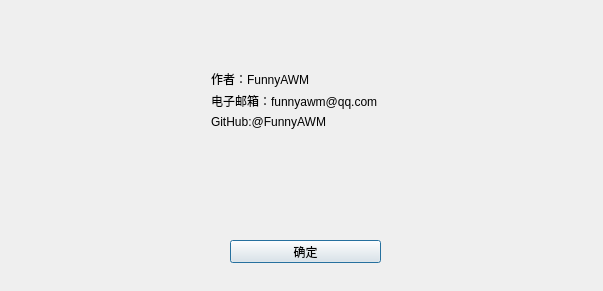
This is AboutPage.ui in FunnyAWM/MusicSyncTool as Qt 5 draws it before an edit. The edited form follows.
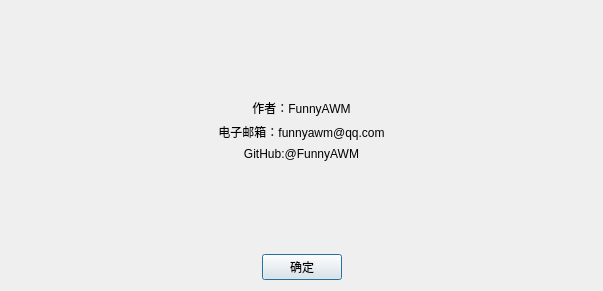
This is the edited form.

Commit message: Added self-adaptive user interface.

```diff
--- a/AboutPage.ui
+++ b/AboutPage.ui
@@ -13,34 +13,30 @@
   <property name="windowTitle">
    <string>关于</string>
   </property>
-  <widget class="QPushButton" name="pushButton">
-   <property name="geometry">
-    <rect>
-     <x>230</x>
-     <y>240</y>
-     <width>151</width>
-     <height>23</height>
-    </rect>
-   </property>
-   <property name="text">
-    <string>确定</string>
-   </property>
-  </widget>
-  <widget class="QWidget" name="verticalLayoutWidget">
-   <property name="geometry">
-    <rect>
-     <x>200</x>
-     <y>60</y>
-     <width>211</width>
-     <height>80</height>
-    </rect>
-   </property>
+  <layout class="QGridLayout" name="gridLayout">
+   <item row="0" column="0">
    <layout class="QVBoxLayout" name="verticalLayout">
+     <item>
+      <spacer name="verticalSpacer">
+       <property name="orientation">
+        <enum>Qt::Orientation::Vertical</enum>
+       </property>
+       <property name="sizeHint" stdset="0">
+        <size>
+         <width>20</width>
+         <height>40</height>
+        </size>
+       </property>
+      </spacer>
+     </item>
     <item>
      <widget class="QLabel" name="label">
       <property name="text">
        <string>作者：FunnyAWM</string>
       </property>
+       <property name="alignment">
+        <set>Qt::AlignmentFlag::AlignCenter</set>
+       </property>
      </widget>
     </item>
     <item>
@@ -48,6 +44,9 @@
       <property name="text">
        <string>电子邮箱：funnyawm@qq.com</string>
       </property>
+       <property name="alignment">
+        <set>Qt::AlignmentFlag::AlignCenter</set>
+       </property>
      </widget>
     </item>
     <item>
@@ -55,10 +54,64 @@
       <property name="text">
        <string>GitHub:@FunnyAWM</string>
       </property>
-     </widget>
-    </item>
-   </layout>
-  </widget>
+       <property name="alignment">
+        <set>Qt::AlignmentFlag::AlignCenter</set>
+       </property>
+      </widget>
+     </item>
+     <item>
+      <spacer name="verticalSpacer_2">
+       <property name="orientation">
+        <enum>Qt::Orientation::Vertical</enum>
+       </property>
+       <property name="sizeHint" stdset="0">
+        <size>
+         <width>20</width>
+         <height>40</height>
+        </size>
+       </property>
+      </spacer>
+     </item>
+     <item>
+      <layout class="QHBoxLayout" name="horizontalLayout_3">
+       <item>
+        <spacer name="horizontalSpacer">
+         <property name="orientation">
+          <enum>Qt::Orientation::Horizontal</enum>
+         </property>
+         <property name="sizeHint" stdset="0">
+          <size>
+           <width>40</width>
+           <height>20</height>
+          </size>
+         </property>
+        </spacer>
+       </item>
+       <item>
+        <widget class="QPushButton" name="pushButton">
+         <property name="text">
+          <string>确定</string>
+         </property>
+        </widget>
+       </item>
+       <item>
+        <spacer name="horizontalSpacer_2">
+         <property name="orientation">
+          <enum>Qt::Orientation::Horizontal</enum>
+         </property>
+         <property name="sizeHint" stdset="0">
+          <size>
+           <width>40</width>
+           <height>20</height>
+          </size>
+         </property>
+        </spacer>
+       </item>
+      </layout>
+     </item>
+    </layout>
+   </item>
+  </layout>
  </widget>
  <layoutdefault spacing="6" margin="11"/>
  <resources/>
```
Lines whose indentation alone changed are shown as unchanged. The commit also changes 6 other files.
